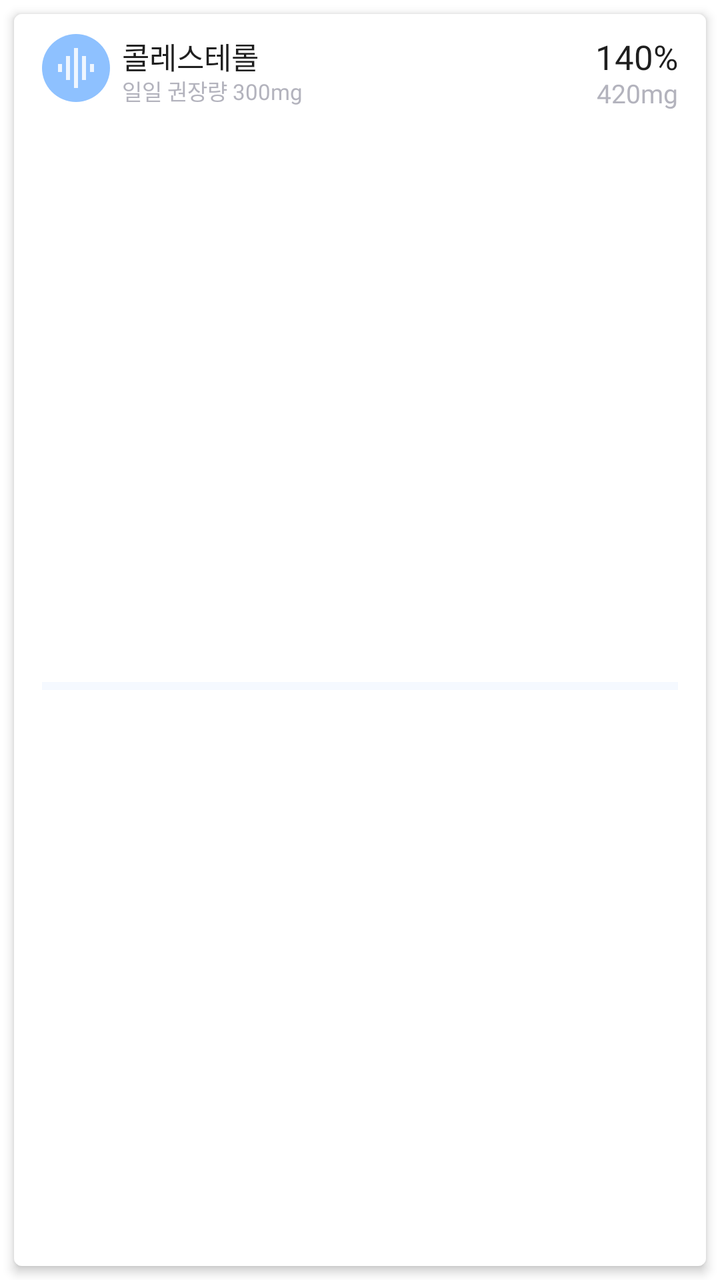
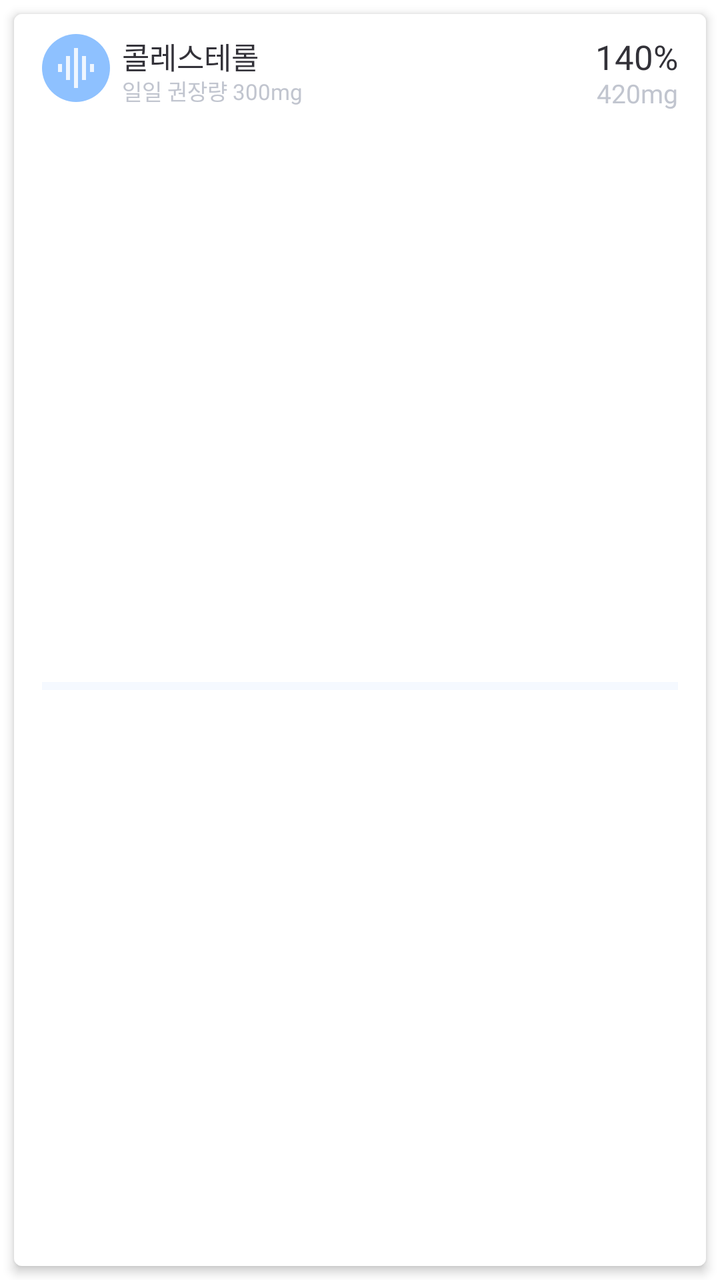

The first picture is an Android layout as it rendered before a commit; the second is the same layout after the commit. The layout source and the unified diff follow.
<!-- AndroidManifest.xml: application theme Theme.BeYourEyes -->
<!-- res/layout/custom_intake_bar.xml -->
<?xml version="1.0" encoding="utf-8"?>
<androidx.constraintlayout.widget.ConstraintLayout xmlns:android="http://schemas.android.com/apk/res/android"
    xmlns:app="http://schemas.android.com/apk/res-auto"
    xmlns:tools="http://schemas.android.com/tools"
    android:id="@+id/intakeBarBg"
    android:layout_width="match_parent"
    android:layout_height="wrap_content"
>


    <androidx.constraintlayout.widget.ConstraintLayout
        android:layout_width="match_parent"
        android:layout_height="match_parent"
        android:layout_margin="7dp"
        android:background="@drawable/bg_intake_bar"
        android:elevation="3dp"
        android:paddingHorizontal="14dp"
        android:paddingVertical="10dp"
        app:layout_constraintBottom_toBottomOf="parent"
        app:layout_constraintEnd_toEndOf="parent"
        app:layout_constraintStart_toStartOf="parent"
        app:layout_constraintTop_toTopOf="parent">


        <ImageView
            android:id="@+id/symbol"
            android:layout_width="34dp"
            android:layout_height="34dp"
            android:contentDescription=""
            android:src="@drawable/ic_intake_normal_34"
            app:layout_constraintStart_toStartOf="parent"
            app:layout_constraintTop_toTopOf="parent"
            app:srcCompat="@drawable/ic_intake_normal_34" />

        <TextView
            android:id="@+id/nutriLabel"
            android:layout_width="wrap_content"
            android:layout_height="wrap_content"
            android:layout_marginStart="6dp"
            android:fontFamily="@font/wanted_sans_semi_bold"
            android:text="콜레스테롤"
            android:textColor="@color/text_default"
            android:textSize="15sp"
            app:layout_constraintStart_toEndOf="@+id/symbol"
            app:layout_constraintTop_toTopOf="parent" />

        <TextView
            android:id="@+id/percentValue"
            android:layout_width="wrap_content"
            android:layout_height="wrap_content"
            android:fontFamily="@font/wanted_sans_bold"
            android:text="140%"
            android:textColor="@color/text_default"
            android:textSize="17sp"
            app:layout_constraintEnd_toEndOf="parent"
            app:layout_constraintHorizontal_bias="1.0"
            app:layout_constraintStart_toEndOf="@+id/nutriLabel"
            app:layout_constraintTop_toTopOf="parent" />

        <TextView
            android:id="@+id/massValue"
            android:layout_width="wrap_content"
            android:layout_height="wrap_content"
            android:fontFamily="@font/wanted_sans_bold"
            android:text="420mg"
            android:textColor="@color/spacer"
            android:textSize="13sp"
            app:layout_constraintBottom_toBottomOf="@+id/dailyValue"
            app:layout_constraintEnd_toEndOf="parent"
            app:layout_constraintHorizontal_bias="1.0"
            app:layout_constraintStart_toEndOf="@+id/dailyValue"
            app:layout_constraintTop_toBottomOf="@+id/percentValue" />

        <TextView
            android:id="@+id/dailyValue"
            android:layout_width="wrap_content"
            android:layout_height="wrap_content"
            android:fontFamily="@font/wanted_sans_semi_bold"
            android:text="일일 권장량 300mg"
            android:textColor="@color/spacer"
            android:textSize="11sp"
            app:layout_constraintBottom_toBottomOf="@+id/symbol"
            app:layout_constraintStart_toStartOf="@+id/nutriLabel"
            app:layout_constraintTop_toBottomOf="@id/nutriLabel" />

        <ProgressBar
            android:id="@+id/progressBar"
            style="?android:attr/progressBarStyleHorizontal"
            android:layout_width="0dp"
            android:layout_height="4dp"
            android:layout_marginTop="12dp"
            android:progressBackgroundTint="@color/blue_100"
            android:progressTint="@color/blue_700"
            app:layout_constraintBottom_toBottomOf="parent"
            app:layout_constraintEnd_toEndOf="parent"
            app:layout_constraintStart_toStartOf="parent"
            app:layout_constraintTop_toBottomOf="@+id/symbol" />

    </androidx.constraintlayout.widget.ConstraintLayout>
</androidx.constraintlayout.widget.ConstraintLayout>
<!-- resources referenced by this layout -->
<resources>
  <color name="blue_100">#D9E9FF</color>
  <color name="blue_700">#1543E0</color>
  <color name="spacer">#B3B3BD</color>
  <color name="text_default">#1F1F1F</color>
  <!-- drawable bg_intake_bar (drawable) -->
  <?xml version="1.0" encoding="utf-8"?>
  <shape
      xmlns:android="http://schemas.android.com/apk/res/android"
      android:shape="rectangle">
      <solid android:color="@color/white" />
      <corners android:radius="4dp" />
  </shape>
  <!-- drawable ic_intake_normal_34 (drawable) -->
  <vector xmlns:android="http://schemas.android.com/apk/res/android"
      android:width="34dp"
      android:height="34dp"
      android:viewportWidth="34"
      android:viewportHeight="34">
    <path
        android:pathData="M17,0L17,0A17,17 0,0 1,34 17L34,17A17,17 0,0 1,17 34L17,34A17,17 0,0 1,0 17L0,17A17,17 0,0 1,17 0z"
        android:fillColor="#8EC1FF"/>
    <group>
      <clip-path
          android:pathData="M5,5h24v24h-24z"/>
      <path
          android:pathData="M12,23H14V11H12V23ZM16,27H18V7H16V27ZM8,19H10V15H8V19ZM20,23H22V11H20V23ZM24,15V19H26V15H24Z"
          android:fillColor="#EEF5FF"/>
    </group>
  </vector>
  <style name="Theme.BeYourEyes" parent="Theme.MaterialComponents.Light.NoActionBar">
          
          <item name="colorPrimary">@color/purple_500</item>
          <item name="colorPrimaryVariant">@color/purple_700</item>
          <item name="colorOnPrimary">@color/white</item>
          
          <item name="colorSecondary">@color/teal_200</item>
          <item name="colorSecondaryVariant">@color/teal_700</item>
          <item name="colorOnSecondary">@color/black</item>
          
          <item name="android:statusBarColor">@color/semi_white</item>
          <item name="android:windowLightStatusBar">true</item>
          <item name="android:navigationBarColor">@color/semi_white</item>
          
      </style>
  <color name="white">#FFFFFFFF</color>
  <color name="purple_500">#FF6200EE</color>
  <color name="purple_700">#FF3700B3</color>
  <color name="teal_200">#FF03DAC5</color>
  <color name="teal_700">#FF018786</color>
  <color name="black">#FF000000</color>
  <color name="semi_white">#F6F7F9</color>
</resources>

<!-- the commit's change to res/layout/custom_intake_bar.xml (unified diff, before → after) -->
@@ -12,7 +12,7 @@
         android:layout_width="match_parent"
         android:layout_height="match_parent"
         android:layout_margin="7dp"
-        android:background="@drawable/bg_intake_bar"
+        android:background="@drawable/bg_white_rds_4"
         android:elevation="3dp"
         android:paddingHorizontal="14dp"
         android:paddingVertical="10dp"
@@ -39,7 +39,7 @@
             android:layout_marginStart="6dp"
             android:fontFamily="@font/wanted_sans_semi_bold"
             android:text="콜레스테롤"
-            android:textColor="@color/text_default"
+            android:textColor="@color/gray_950"
             android:textSize="15sp"
             app:layout_constraintStart_toEndOf="@+id/symbol"
             app:layout_constraintTop_toTopOf="parent" />
@@ -50,7 +50,7 @@
             android:layout_height="wrap_content"
             android:fontFamily="@font/wanted_sans_bold"
             android:text="140%"
-            android:textColor="@color/text_default"
+            android:textColor="@color/gray_950"
             android:textSize="17sp"
             app:layout_constraintEnd_toEndOf="parent"
             app:layout_constraintHorizontal_bias="1.0"
@@ -63,7 +63,7 @@
             android:layout_height="wrap_content"
             android:fontFamily="@font/wanted_sans_bold"
             android:text="420mg"
-            android:textColor="@color/spacer"
+            android:textColor="@color/gray_300"
             android:textSize="13sp"
             app:layout_constraintBottom_toBottomOf="@+id/dailyValue"
             app:layout_constraintEnd_toEndOf="parent"
@@ -77,7 +77,7 @@
             android:layout_height="wrap_content"
             android:fontFamily="@font/wanted_sans_semi_bold"
             android:text="일일 권장량 300mg"
-            android:textColor="@color/spacer"
+            android:textColor="@color/gray_300"
             android:textSize="11sp"
             app:layout_constraintBottom_toBottomOf="@+id/symbol"
             app:layout_constraintStart_toStartOf="@+id/nutriLabel"
<!-- resource entries referenced after the edit -->
@@ -2,9 +2,9 @@
 <resources>
   <color name="blue_100">#D9E9FF</color>
   <color name="blue_700">#1543E0</color>
-  <color name="spacer">#B3B3BD</color>
-  <color name="text_default">#1F1F1F</color>
-  <!-- drawable bg_intake_bar (drawable) -->
+  <color name="gray_300">#C1C5CF</color>
+  <color name="gray_950">#333239</color>
+  <!-- drawable bg_white_rds_4 (drawable) -->
   <?xml version="1.0" encoding="utf-8"?>
   <shape
       xmlns:android="http://schemas.android.com/apk/res/android"
@@ -31,25 +31,38 @@
   </vector>
   <style name="Theme.BeYourEyes" parent="Theme.MaterialComponents.Light.NoActionBar">
           
-          <item name="colorPrimary">@color/purple_500</item>
-          <item name="colorPrimaryVariant">@color/purple_700</item>
+          <item name="colorPrimary">@color/blue_500</item>
+          <item name="colorPrimaryVariant">@color/blue_700</item>
           <item name="colorOnPrimary">@color/white</item>
           
           <item name="colorSecondary">@color/teal_200</item>
           <item name="colorSecondaryVariant">@color/teal_700</item>
           <item name="colorOnSecondary">@color/black</item>
           
-          <item name="android:statusBarColor">@color/semi_white</item>
+          <item name="android:statusBarColor">@color/gray_50</item>
           <item name="android:windowLightStatusBar">true</item>
-          <item name="android:navigationBarColor">@color/semi_white</item>
+          <item name="android:navigationBarColor">@color/gray_50</item>
           
+          <item name="chipStyle">@style/TextChipStyle</item>
       </style>
   <color name="white">#FFFFFFFF</color>
-  <color name="purple_500">#FF6200EE</color>
-  <color name="purple_700">#FF3700B3</color>
+  <color name="blue_500">#3379FE</color>
   <color name="teal_200">#FF03DAC5</color>
   <color name="teal_700">#FF018786</color>
   <color name="black">#FF000000</color>
-  <color name="semi_white">#F6F7F9</color>
+  <color name="gray_50">#F6F7F8</color>
+  <style name="TextChipStyle" parent="Widget.MaterialComponents.Chip.Choice">
+          <item name="chipCornerRadius">10dp</item>
+          <item name="chipMinHeight">58dp</item>
+          <item name="chipBackgroundColor">@color/chip_bg_color</item>
+          <item name="android:textColor">@color/chip_text_color</item>
+          <item name="chipStrokeColor">@color/chip_stroke_color</item>
+          <item name="chipStrokeWidth">2dp</item>
+          <item name="android:textAlignment">center</item>
+          <item name="fontFamily">@font/wanted_sans_semi_bold</item>
+          <item name="android:textSize">16sp</item>
+          <item name="android:paddingTop">14dp</item>
+          <item name="android:paddingBottom">14dp</item>
+      </style>
 </resources>
 
